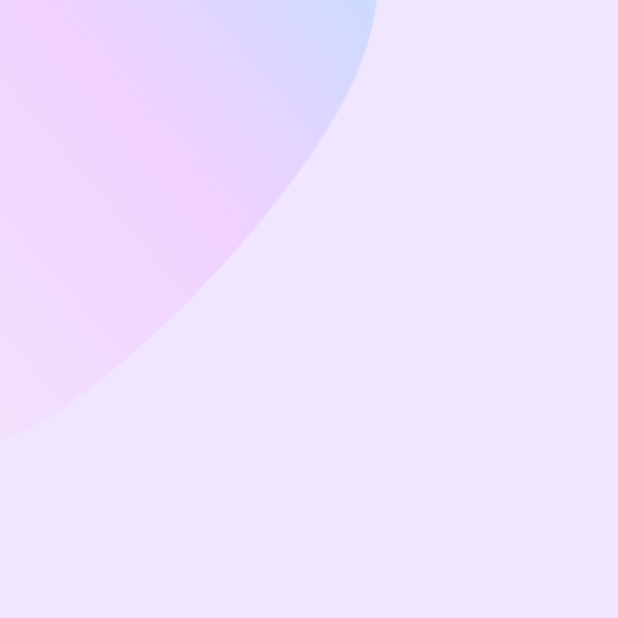
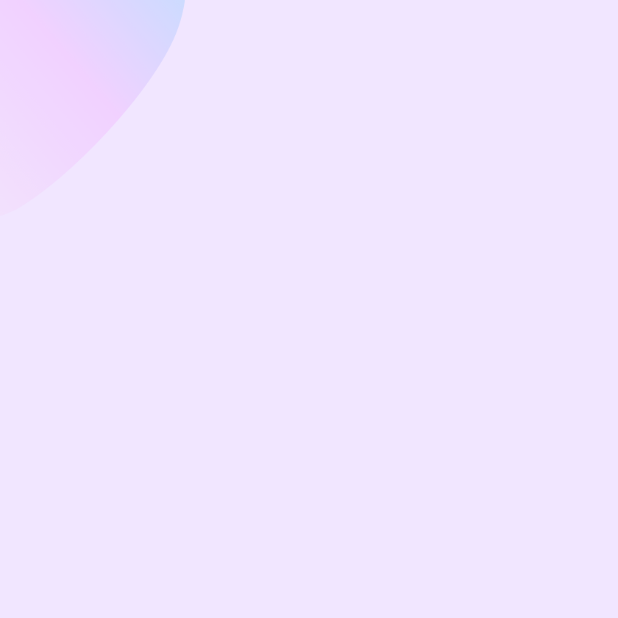
Before and after one commit to Umuterdem/Mobile-APP, a Flutter app: the screen it shows after launch, on a phone screen of 412 x 824 dp, the top half of it. Run offline on Flutter 3.47's test engine with Material 2 defaults, Android fonts, the phone set to English and light mode, and no system bars.

Commit message:
update body.dart

```diff
--- a/lib/Screens/Welcome/componets/body.dart
+++ b/lib/Screens/Welcome/componets/body.dart
@@ -11,8 +11,22 @@ class Body extends StatelessWidget {
       height: size.height,
       width: double.infinity,
       child: Stack(
+        alignment: Alignment.center,
         children: <Widget>[
-          Positioned(child: Image.asset("assets/images/main_top.png"))
+          Positioned(
+              top: 0,
+              left: 0,
+              child: Image.asset(
+                "assets/images/main_top.png",
+                width: size.width * 0.3,
+              )),
+          Positioned(
+              bottom: 0,
+              left: 0,
+              child: Image.asset(
+                "assets/images/main_bottom.png",
+                width: size.width * 0.3,
+              )),
         ],
       ),
     );
```
